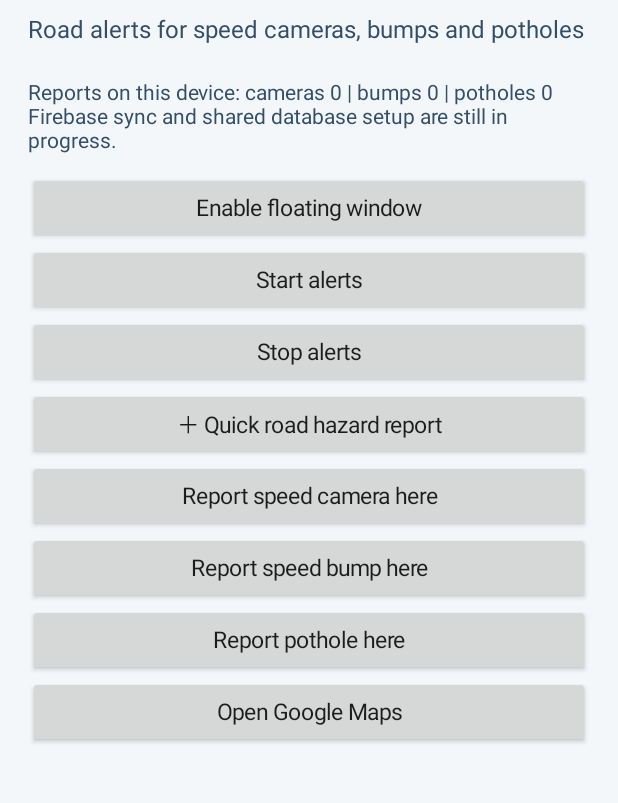
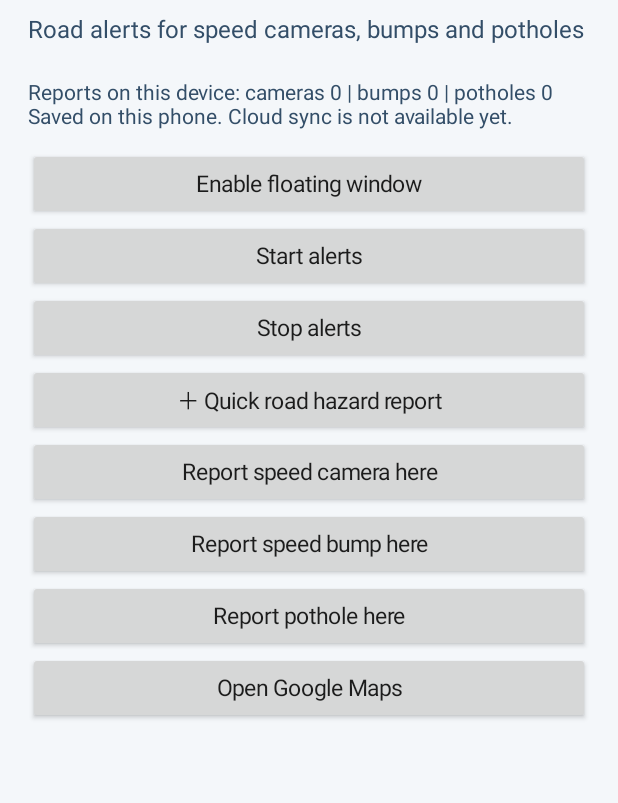
Before and after one commit to 3mar4ehab/Matabaat, an Android app: the screen it shows after launch (MainActivity), on a phone screen of 412 x 824 dp, the part 93-896 px from its top. Run offline under Robolectric (Android 15) with nearby library versions, the phone set to English and light mode, and no system bars; our stand-ins replace Firebase (no records; nobody signed in at launch, a user with empty details on screens opened directly).

Commit message:
Add cloud sync status message

```diff
--- a/app/src/main/res/values/strings.xml
+++ b/app/src/main/res/values/strings.xml
@@ -21,7 +21,8 @@
     <string name="gps_wait">Could not get your location yet. Turn on GPS and wait a moment.</string>
     <string name="report_saved">Report saved on this device temporarily</string>
     <string name="status_local">Reports on this device: cameras %1$d | bumps %2$d | potholes %3$d</string>
-    <string name="sync_pending">Firebase sync and shared database setup are still in progress.</string>
+    <string name="sync_pending">Saved on this phone. Cloud sync is not available yet.</string>
+    <string name="sync_complete">Shared report uploaded successfully</string>
     <string name="service_tracking">Monitoring the road</string>
     <string name="service_locating">Finding location…</string>
     <string name="no_nearby">No nearby reports</string>
```
